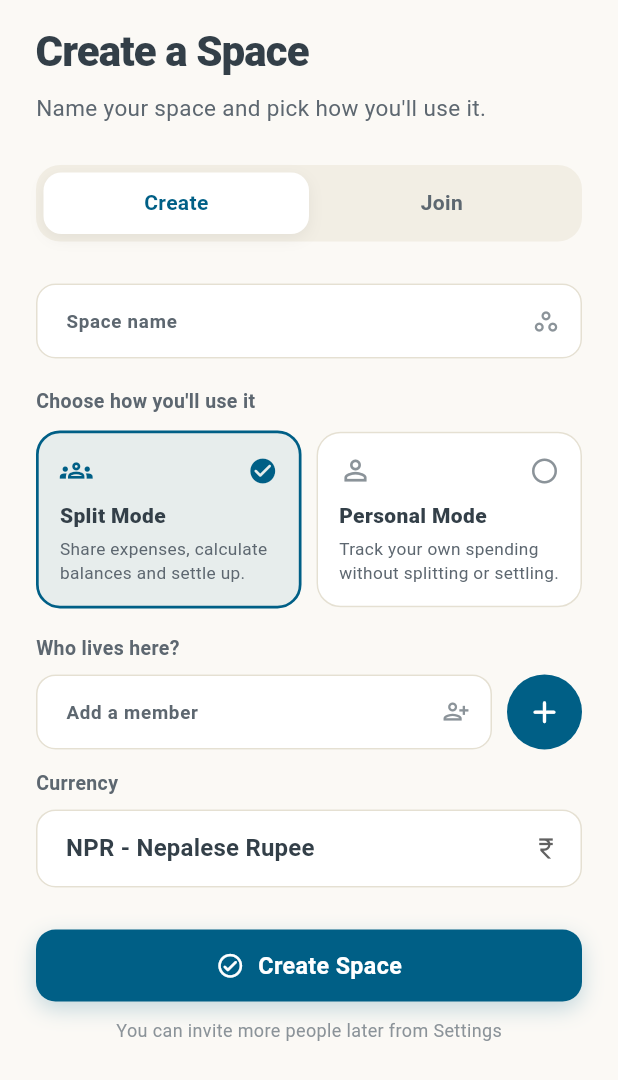
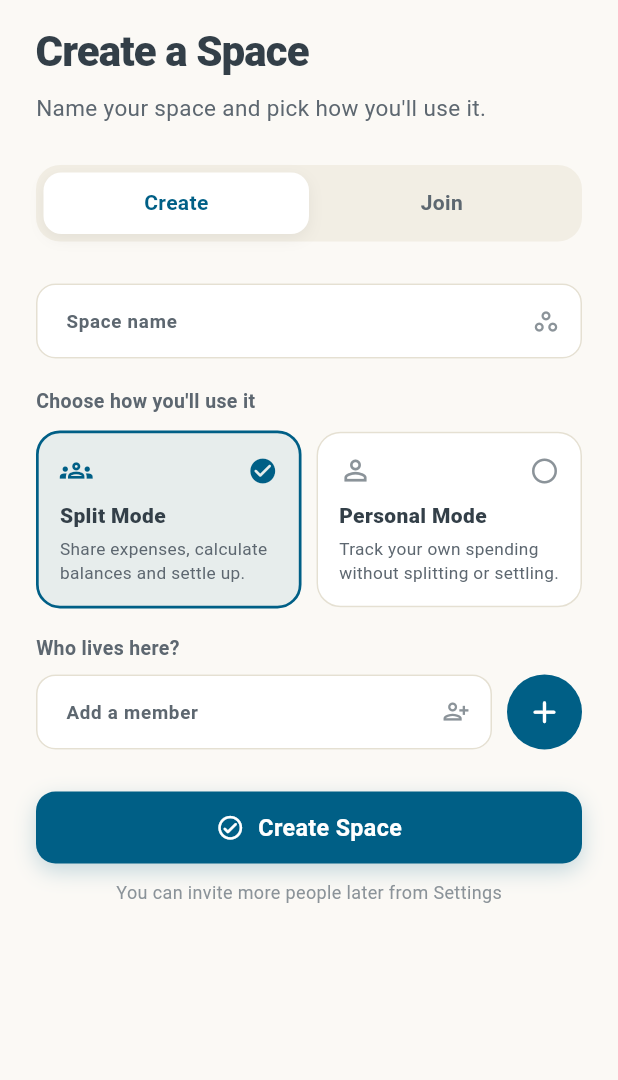
Before and after one commit to lizuzsusil/hissa, a Flutter app: the SetupScreen screen opened directly with empty values, on a phone screen of 412 x 824 dp. Shown: the top 1080 px of the screen. Run offline on Flutter 3.47's test engine with Material 3 defaults, Android fonts, the light colour scheme and no system bars; our stand-ins replace cloud_firestore, connectivity_plus, firebase_auth, firebase_core, fl_chart, flutter_svg and 3 more; accounts and stored records are empty.

Commit message:
currency removed

```diff
--- a/lib/ui/screens/setup_screen.dart
+++ b/lib/ui/screens/setup_screen.dart
@@ -41,7 +41,6 @@ class _SetupScreenState extends State<SetupScreen> {
   final _memberController = TextEditingController();
   final _nameFocus = FocusNode();
   final List<String> _members = [];
-  String _currency = kDefaultCurrency;
   SpaceMode _mode = SpaceMode.split;
   String? _nameError;
   String? _codeError;
@@ -86,7 +85,7 @@ class _SetupScreenState extends State<SetupScreen> {
     final state = context.read<AppState>();
     await state.createSpace(
       name: _nameController.text,
-      currency: _currency,
+      currency: kDefaultCurrency,
       memberNames: _members,
       mode: _mode,
     );
@@ -325,33 +324,6 @@ class _SetupScreenState extends State<SetupScreen> {
             ],
           ),
         ],
-        const SizedBox(height: 14),
-        Text(
-          l10n.currency,
-          style: TextStyle(
-            fontSize: 13,
-            fontWeight: FontWeight.w600,
-            color: isDark
-                ? AppColors.textSecondaryDark
-                : AppColors.textSecondary,
-          ),
-        ),
-        const SizedBox(height: 8),
-        DropdownButtonFormField<String>(
-          initialValue: _currency,
-          decoration: const InputDecoration(
-            suffixIcon: Icon(Icons.currency_rupee, size: 18),
-          ),
-          items: const [
-            DropdownMenuItem(value: 'NPR', child: Text('NPR - Nepalese Rupee')),
-            DropdownMenuItem(value: 'USD', child: Text('USD - US Dollar')),
-            DropdownMenuItem(value: 'INR', child: Text('INR - Indian Rupee')),
-            DropdownMenuItem(value: 'EUR', child: Text('EUR - Euro')),
-          ],
-          onChanged: _loading
-              ? null
-              : (v) => setState(() => _currency = v ?? kDefaultCurrency),
-        ),
         const SizedBox(height: 28),
         PrimaryButton(
           label: l10n.createSpace,
```
Also changed, not shown: lib/ui/screens/settings_screen.dart (+0 -56 lines).
